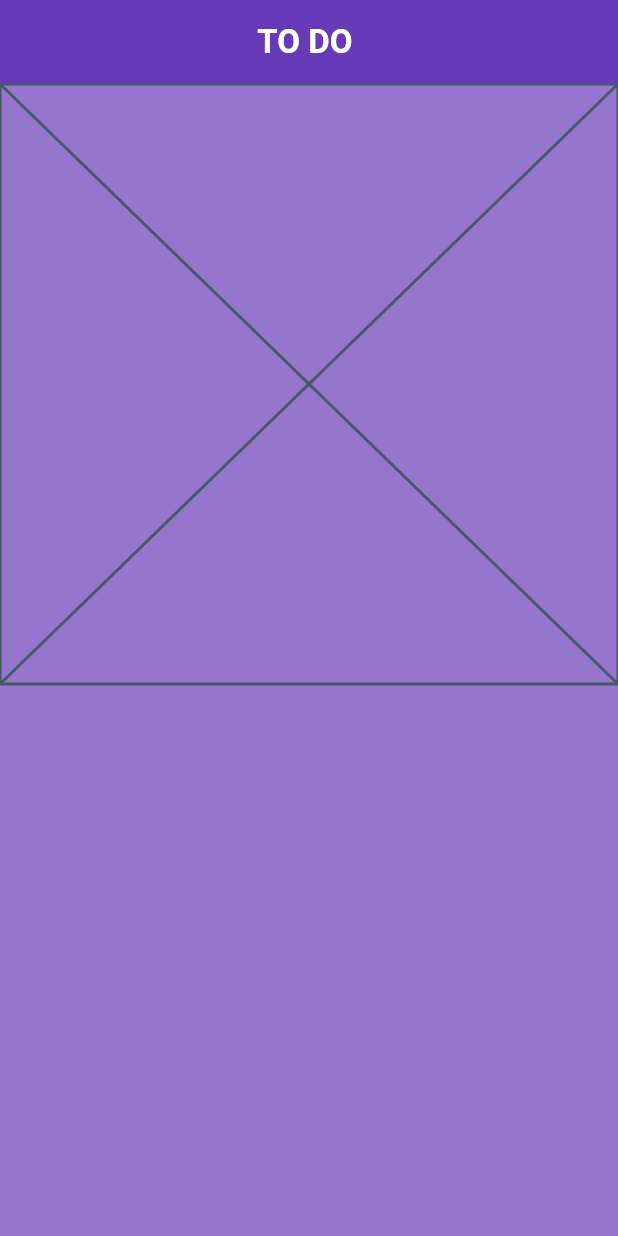
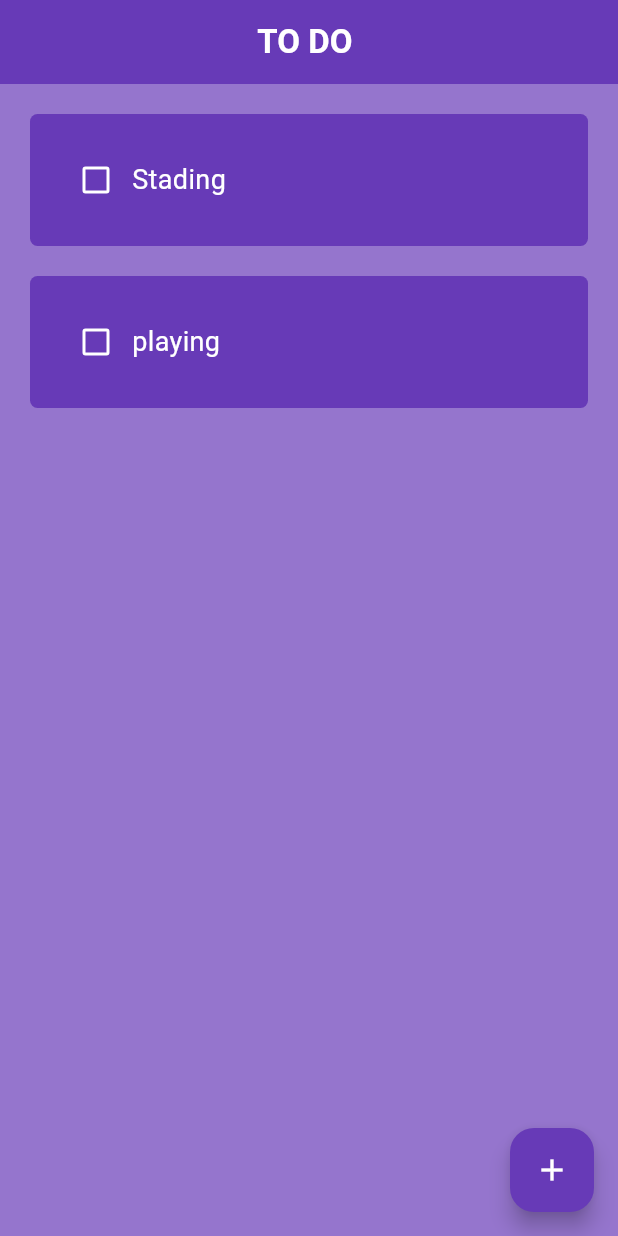
Before and after one commit to AlbraaAlbdoie/ToDoApp, a Flutter app: the screen it shows after launch, on a phone screen of 412 x 824 dp. Run offline on Flutter 3.47's test engine with Material 3 defaults, Android fonts, the phone set to English and light mode, and no system bars.

```diff
--- a/lib/main.dart
+++ b/lib/main.dart
@@ -12,7 +12,8 @@ class MyApp extends StatelessWidget {
   Widget build(BuildContext context) {
     return MaterialApp(
       debugShowCheckedModeBanner: false,
-      theme: ThemeData(primarySwatch: Colors.deepPurple),
+      theme: ThemeData(
+        primarySwatch: Colors.deepPurple),
       home: Homepage(),
     );
   }
--- a/lib/pages/ToDotile.dart
+++ b/lib/pages/ToDotile.dart
@@ -1,10 +1,48 @@
 import 'package:flutter/material.dart';
 
+// ignore: must_be_immutable
 class ToDotile extends StatelessWidget {
-  const ToDotile({super.key});
+  ToDotile(
+      {super.key,
+      required this.taskName,
+      required this.taskcompleted,
+      required this.onchinge});
+  final String taskName;
+  final bool taskcompleted;
+  Function(bool?)? onchinge;
 
   @override
   Widget build(BuildContext context) {
-    return const Placeholder();
+    return Padding(
+      padding: const EdgeInsets.only(left: 20, right: 20, top: 20),
+      child: Container(
+        padding: EdgeInsets.all(20),
+        decoration: BoxDecoration(
+            borderRadius: BorderRadius.all(Radius.circular(5)),
+            color: Colors.deepPurple),
+        child: Row(
+          children: [
+            Checkbox(
+                side: BorderSide(color: Colors.white, width: 2),
+                checkColor: Colors.white,
+                activeColor: Colors.deepPurpleAccent[500],
+                value: taskcompleted,
+                onChanged: onchinge),
+            // task name
+            Text(
+              taskName,
+              style: TextStyle(
+                  decoration: taskcompleted
+                      ? TextDecoration.lineThrough
+                      : TextDecoration.none,
+                  decorationColor: Colors.white,
+                  color: Colors.white,
+                  fontWeight: FontWeight.w400,
+                  fontSize: 18),
+            ),
+          ],
+        ),
+      ),
+    );
   }
 }
--- /dev/null
+++ b/lib/pages/dialog_box.dart
@@ -0,0 +1,10 @@
+import 'package:flutter/material.dart';
+
+class DialogBox extends StatelessWidget {
+  const DialogBox({super.key});
+
+  @override
+  Widget build(BuildContext context) {
+    return AlertDialog();
+  }
+}
--- a/lib/pages/homepage.dart
+++ b/lib/pages/homepage.dart
@@ -1,27 +1,64 @@
 import 'package:flutter/material.dart';
 import 'package:todo_app/pages/ToDotile.dart';
+import 'package:todo_app/pages/dialog_box.dart';
 
-class Homepage extends StatelessWidget {
+class Homepage extends StatefulWidget {
   const Homepage({super.key});
+
+  @override
+  State<Homepage> createState() => _HomepageState();
+}
+
+class _HomepageState extends State<Homepage> {
+  List todolist = [
+    ['Stading', false],
+    ['playing', false],
+  ];
+  void chackboxchang(bool? value, int index) {
+    setState(() {
+      todolist[index][1] = !todolist[index][1];
+    });
+  }
+
+  void createnewtask() {
+    showDialog(
+      context: context,
+      builder: (context) {
+        return DialogBox();
+      },
+    );
+  }
 
   @override
   Widget build(BuildContext context) {
     return Scaffold(
         backgroundColor: Colors.deepPurple[300],
+        floatingActionButton: FloatingActionButton(
+          backgroundColor: Colors.deepPurple,
+          onPressed: createnewtask,
+          child: Icon(
+            Icons.add,
+            color: Colors.white,
+          ),
+        ),
         appBar: AppBar(
           title: Center(
             child: Text(
               'TO DO ',
-            style: TextStyle(color: Colors.white, fontWeight: FontWeight.bold),
+              style:
+                  TextStyle(color: Colors.white, fontWeight: FontWeight.bold),
             ),
           ),
           backgroundColor: Colors.deepPurple,
         ),
-      body: ListView(
-        children: [
-          ToDotile()
-        ],
-      ),
+        body: ListView.builder(
+            itemCount: todolist.length,
+            itemBuilder: (context, index) {
+              return ToDotile(
+                taskName: todolist[index][0],
+                taskcompleted: todolist[index][1],
+                onchinge: (value) => chackboxchang(value, index),
               );
+            }));
   }
 }
```
Lines whose indentation alone changed are shown as unchanged.
